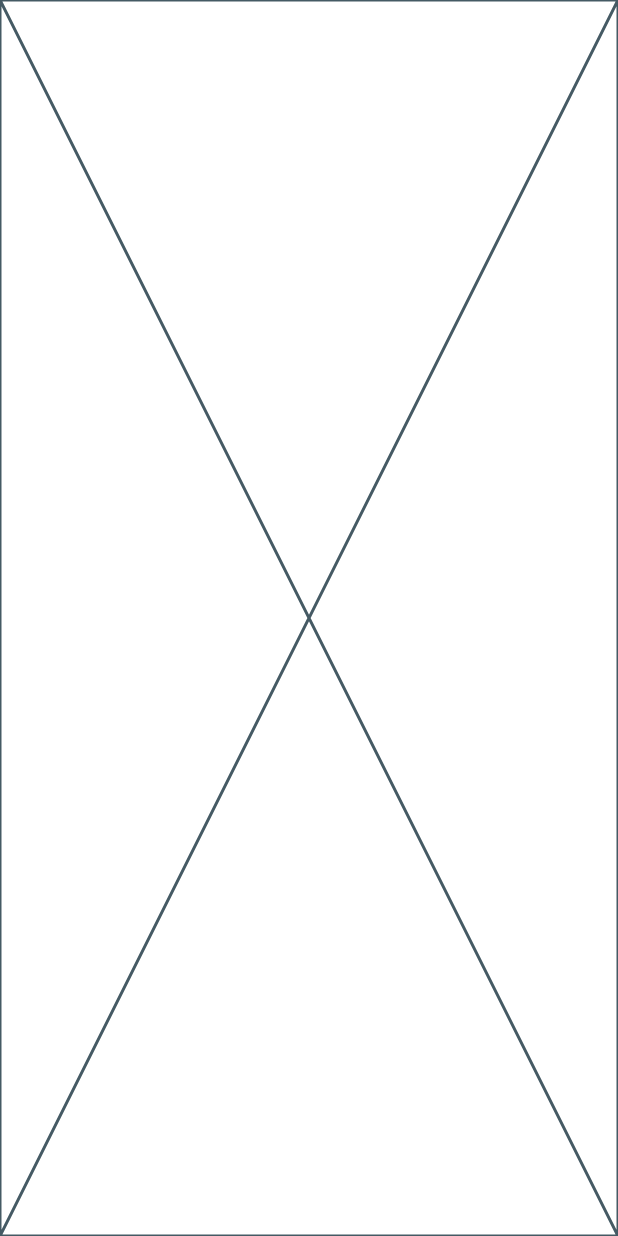
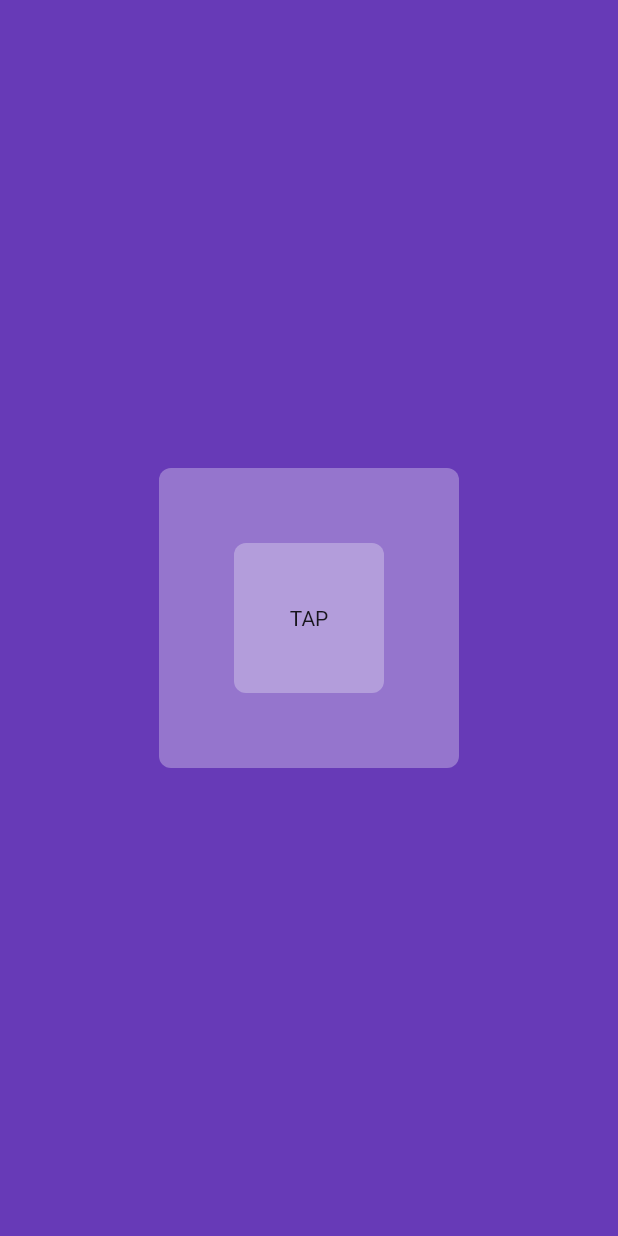
Before and after one commit to Belsinghferrus/color-theme-flutter, a Flutter app: the screen it shows after launch, on a phone screen of 412 x 824 dp. Run offline on Flutter 3.47's test engine with Material 2 defaults, Android fonts, the light colour scheme and no system bars.

Commit message:
button and box

```diff
--- /dev/null
+++ b/lib/components/box.dart
@@ -0,0 +1,26 @@
+import 'package:flutter/material.dart';
+
+class MyBox extends StatelessWidget {
+  final Color? color;
+  final Widget? child;
+
+   MyBox({
+    super. key,
+    required this.color,
+     required this.child
+  });
+
+  @override
+  Widget build(BuildContext context) {
+    return Container(
+      decoration: BoxDecoration(
+        color: color,
+        borderRadius: BorderRadius.circular(8)
+      ),
+      width: 200,
+        height: 200,
+        padding: EdgeInsets.all(50),
+      child: child,
+    );
+  }
+}
--- /dev/null
+++ b/lib/components/button.dart
@@ -0,0 +1,32 @@
+import 'package:flutter/material.dart';
+
+
+class MyButton extends StatelessWidget {
+  final Color? color;
+  final void Function()? onTap;
+   MyButton({
+   super.key,
+   required this.color,
+   required this.onTap
+   }) ;
+
+
+  @override
+  Widget build(BuildContext context) {
+    return GestureDetector(
+      onTap: onTap,
+      child: Container(
+        decoration: BoxDecoration(
+          color: color,
+          borderRadius: BorderRadius.circular(8)
+        ),
+        padding: EdgeInsets.all(25),
+        child: Center(
+          child: Text(
+            "TAP"
+          ),
+        ),
+      ),
+    );
+  }
+}
--- a/lib/main.dart
+++ b/lib/main.dart
@@ -1,3 +1,4 @@
+import 'package:color_theme_flutter/pages/home_page.dart';
 import 'package:flutter/material.dart';
 
 void main() {
@@ -9,6 +10,9 @@ class MyApp extends StatelessWidget {
 
   @override
   Widget build(BuildContext context) {
-    return const Placeholder();
+    return const MaterialApp(
+      debugShowCheckedModeBanner: false,
+      home: HomePage(),
+    );
   }
 }
--- /dev/null
+++ b/lib/pages/home_page.dart
@@ -0,0 +1,23 @@
+import 'package:color_theme_flutter/components/box.dart';
+import 'package:color_theme_flutter/components/button.dart';
+import 'package:flutter/material.dart';
+
+class HomePage extends StatelessWidget {
+  const HomePage({Key? key}) : super(key: key);
+
+  @override
+  Widget build(BuildContext context) {
+    return Scaffold(
+      backgroundColor: Colors.deepPurple[500],
+      body: Center(
+        child: MyBox(
+          child: MyButton(
+            color: Colors.deepPurple[200],
+            onTap: () {  },
+          ),
+          color: Colors.deepPurple[300],
+        ),
+      ),
+    );
+  }
+}
```
